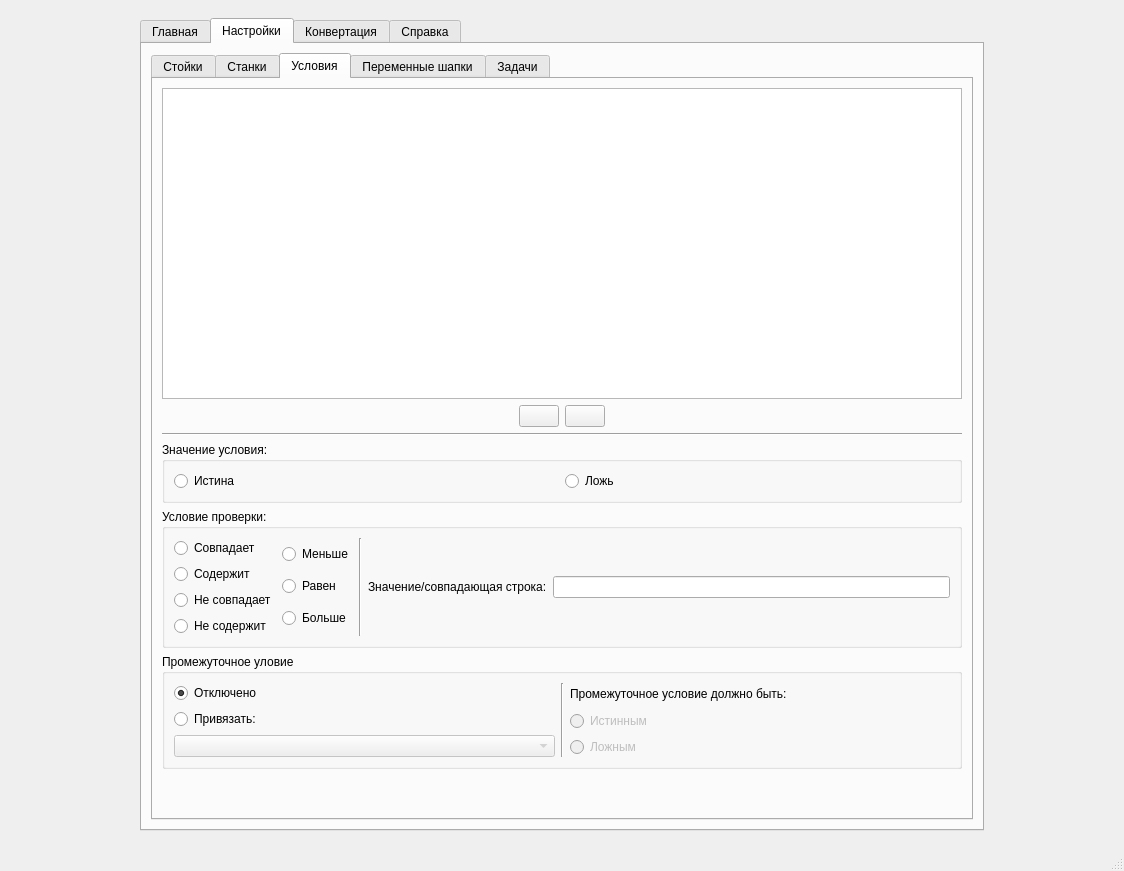
First picture: the form in docs/pyside2-designer/ui.ui, repository filthps/CNC-File-Parser, before the edit.
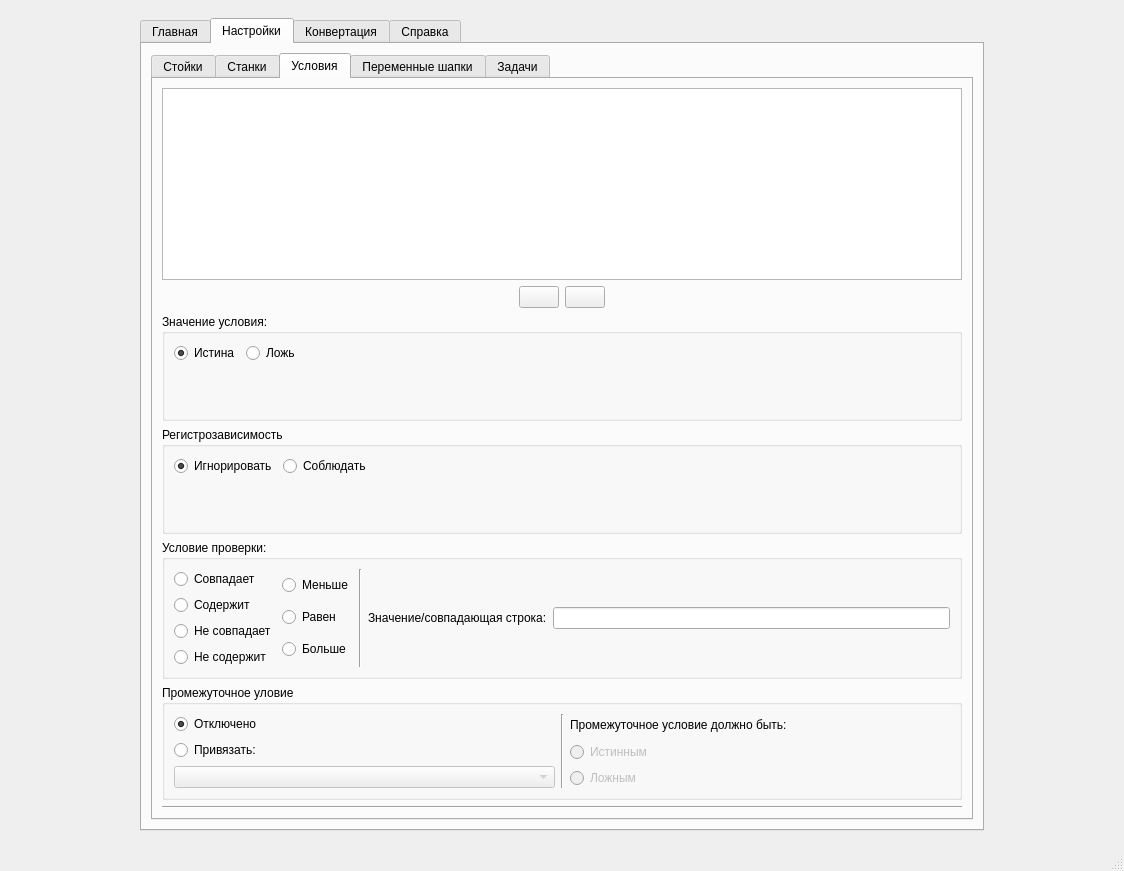
Second picture: the form after the edit. The open tabs and pages were chosen to show the change. Icons and pictures are not drawn.

Commit message: Диаграммы и ui

```diff
--- a/docs/pyside2-designer/ui.ui
+++ b/docs/pyside2-designer/ui.ui
@@ -685,7 +685,9 @@
                <attribute name="title">
                 <string>Условия</string>
                </attribute>
-               <layout class="QVBoxLayout" name="verticalLayout_66">
+               <layout class="QVBoxLayout" name="verticalLayout_53">
+                <item>
+                 <layout class="QVBoxLayout" name="verticalLayout_51">
                 <item>
                  <widget class="QListWidget" name="conditions_list">
                   <property name="sizePolicy">
@@ -747,28 +749,33 @@
                  </layout>
                 </item>
                 <item>
-                 <widget class="Line" name="line_21">
-                  <property name="orientation">
-                   <enum>Qt::Horizontal</enum>
-                  </property>
-                 </widget>
-                </item>
-                <item>
-                 <layout class="QVBoxLayout" name="verticalLayout_83">
-                  <item>
                    <widget class="QGroupBox" name="groupBox_26">
+                    <property name="sizePolicy">
+                     <sizepolicy hsizetype="Expanding" vsizetype="Expanding">
+                      <horstretch>0</horstretch>
+                      <verstretch>0</verstretch>
+                     </sizepolicy>
+                    </property>
                     <property name="title">
                      <string>Значение условия:</string>
                     </property>
-                    <layout class="QHBoxLayout" name="horizontalLayout_61">
+                    <layout class="QVBoxLayout" name="verticalLayout_50">
                      <item>
+                      <layout class="QFormLayout" name="formLayout">
+                       <item row="0" column="0">
                       <widget class="QRadioButton" name="radioButton_45">
+                         <property name="enabled">
+                          <bool>true</bool>
+                         </property>
                        <property name="text">
                         <string>Истина</string>
                        </property>
-                      </widget>
-                     </item>
-                     <item>
+                         <property name="checked">
+                          <bool>true</bool>
+                         </property>
+                        </widget>
+                       </item>
+                       <item row="0" column="1">
                       <widget class="QRadioButton" name="radioButton_46">
                        <property name="text">
                         <string>Ложь</string>
@@ -776,6 +783,44 @@
                       </widget>
                      </item>
                     </layout>
+                     </item>
+                    </layout>
+                   </widget>
+                  </item>
+                  <item>
+                   <widget class="QGroupBox" name="groupBox_16">
+                    <property name="sizePolicy">
+                     <sizepolicy hsizetype="Expanding" vsizetype="Expanding">
+                      <horstretch>0</horstretch>
+                      <verstretch>0</verstretch>
+                     </sizepolicy>
+                    </property>
+                    <property name="title">
+                     <string>Регистрозависимость</string>
+                    </property>
+                    <layout class="QVBoxLayout" name="verticalLayout_49">
+                     <item>
+                      <layout class="QFormLayout" name="formLayout_2">
+                       <item row="0" column="0">
+                        <widget class="QRadioButton" name="radioButton_28">
+                         <property name="text">
+                          <string>Игнорировать</string>
+                         </property>
+                         <property name="checked">
+                          <bool>true</bool>
+                         </property>
+                        </widget>
+                       </item>
+                       <item row="0" column="1">
+                        <widget class="QRadioButton" name="radioButton_48">
+                         <property name="text">
+                          <string>Соблюдать</string>
+                         </property>
+                        </widget>
+                       </item>
+                      </layout>
+                     </item>
+                    </layout>
                    </widget>
                   </item>
                   <item>
@@ -783,9 +828,9 @@
                     <property name="title">
                      <string>Условие проверки:</string>
                     </property>
-                    <layout class="QHBoxLayout" name="horizontalLayout_65">
+                    <layout class="QVBoxLayout" name="verticalLayout_52">
                      <item>
-                      <layout class="QHBoxLayout" name="horizontalLayout_63">
+                      <layout class="QHBoxLayout" name="horizontalLayout_48">
                        <item>
                         <layout class="QVBoxLayout" name="verticalLayout_62">
                          <item>
@@ -954,20 +999,14 @@
                     </layout>
                    </widget>
                   </item>
+                 </layout>
+                </item>
                   <item>
-                   <spacer name="verticalSpacer_20">
+                 <widget class="Line" name="line_21">
                     <property name="orientation">
-                     <enum>Qt::Vertical</enum>
-                    </property>
-                    <property name="sizeHint" stdset="0">
-                     <size>
-                      <width>20</width>
-                      <height>40</height>
-                     </size>
-                    </property>
-                   </spacer>
-                  </item>
-                 </layout>
+                   <enum>Qt::Horizontal</enum>
+                  </property>
+                 </widget>
                 </item>
                </layout>
               </widget>
```
Left out of the diff: 2 changed lines with no effect on the pictures. Lines whose indentation alone changed are shown as unchanged. The commit also changes 2 other files.
